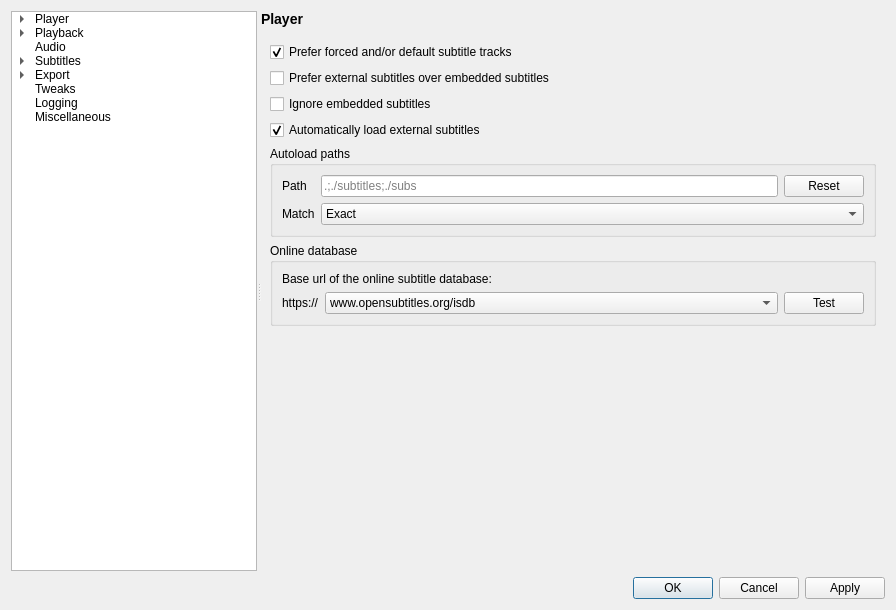
The window that settingswindow.ui (mpc-qt/mpc-qt) describes before a commit, drawn with Qt 5.
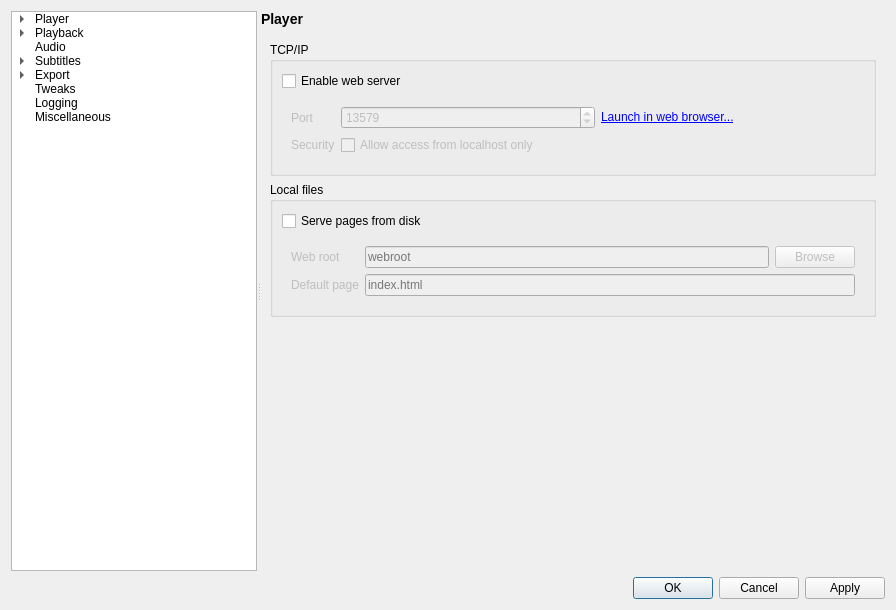
The same window after the commit.

Commit message: http: add partial http server

```diff
--- a/settingswindow.ui
+++ b/settingswindow.ui
@@ -158,7 +158,7 @@
        <item>
         <widget class="QStackedWidget" name="pageStack">
          <property name="currentIndex">
-          <number>15</number>
+          <number>5</number>
          </property>
          <widget class="QWidget" name="playerPage">
           <layout class="QGridLayout" name="playerPageLayout">
@@ -805,6 +805,157 @@
            </item>
           </layout>
          </widget>
+         <widget class="QWidget" name="webPage">
+          <layout class="QVBoxLayout" name="verticalLayout_10">
+           <item>
+            <widget class="QGroupBox" name="webTcpIpBox">
+             <property name="title">
+              <string>TCP/IP</string>
+             </property>
+             <layout class="QVBoxLayout" name="verticalLayout_12">
+              <item>
+               <widget class="QCheckBox" name="webEnableServer">
+                <property name="text">
+                 <string>Enable web server</string>
+                </property>
+               </widget>
+              </item>
+              <item>
+               <widget class="QWidget" name="webTcpIpOptions" native="true">
+                <property name="enabled">
+                 <bool>false</bool>
+                </property>
+                <layout class="QFormLayout" name="webTcpIpOptionsLayout">
+                 <item row="0" column="0">
+                  <widget class="QLabel" name="webPortLabel">
+                   <property name="text">
+                    <string>Port</string>
+                   </property>
+                  </widget>
+                 </item>
+                 <item row="0" column="1">
+                  <layout class="QHBoxLayout" name="webListenLayout" stretch="1,1">
+                   <item>
+                    <widget class="QSpinBox" name="webPort">
+                     <property name="minimum">
+                      <number>1</number>
+                     </property>
+                     <property name="maximum">
+                      <number>65535</number>
+                     </property>
+                     <property name="value">
+                      <number>13579</number>
+                     </property>
+                    </widget>
+                   </item>
+                   <item>
+                    <widget class="QLabel" name="webPortLink">
+                     <property name="text">
+                      <string>&lt;a href=&quot;#&quot;&gt;Launch in web browser...&lt;/a&gt;</string>
+                     </property>
+                    </widget>
+                   </item>
+                  </layout>
+                 </item>
+                 <item row="1" column="0">
+                  <widget class="QLabel" name="webLocalhostLabel">
+                   <property name="text">
+                    <string>Security</string>
+                   </property>
+                  </widget>
+                 </item>
+                 <item row="1" column="1">
+                  <widget class="QCheckBox" name="webLocalhost">
+                   <property name="text">
+                    <string>Allow access from localhost only</string>
+                   </property>
+                  </widget>
+                 </item>
+                </layout>
+               </widget>
+              </item>
+             </layout>
+            </widget>
+           </item>
+           <item>
+            <widget class="QGroupBox" name="webLocalFilesBox">
+             <property name="title">
+              <string>Local files</string>
+             </property>
+             <layout class="QVBoxLayout" name="verticalLayout_11">
+              <item>
+               <widget class="QCheckBox" name="webServePages">
+                <property name="text">
+                 <string>Serve pages from disk</string>
+                </property>
+               </widget>
+              </item>
+              <item>
+               <widget class="QWidget" name="webLocalFilesOptions" native="true">
+                <property name="enabled">
+                 <bool>false</bool>
+                </property>
+                <layout class="QFormLayout" name="webLocalFilesOptionsLayout">
+                 <item row="0" column="0">
+                  <widget class="QLabel" name="webRootLabel">
+                   <property name="text">
+                    <string>Web root</string>
+                   </property>
+                  </widget>
+                 </item>
+                 <item row="0" column="1">
+                  <layout class="QHBoxLayout" name="servePagesLayout">
+                   <item>
+                    <widget class="QLineEdit" name="webRoot">
+                     <property name="placeholderText">
+                      <string>webroot</string>
+                     </property>
+                    </widget>
+                   </item>
+                   <item>
+                    <widget class="QPushButton" name="webRootBrowse">
+                     <property name="text">
+                      <string>Browse</string>
+                     </property>
+                    </widget>
+                   </item>
+                  </layout>
+                 </item>
+                 <item row="1" column="0">
+                  <widget class="QLabel" name="webDefaultPageLabel">
+                   <property name="text">
+                    <string>Default page</string>
+                   </property>
+                  </widget>
+                 </item>
+                 <item row="1" column="1">
+                  <widget class="QLineEdit" name="webDefaultPage">
+                   <property name="placeholderText">
+                    <string>index.html</string>
+                   </property>
+                  </widget>
+                 </item>
+                </layout>
+               </widget>
+              </item>
+             </layout>
+            </widget>
+           </item>
+           <item>
+            <spacer name="verticalSpacer_5">
+             <property name="orientation">
+              <enum>Qt::Vertical</enum>
+             </property>
+             <property name="sizeHint" stdset="0">
+              <size>
+               <width>20</width>
+               <height>40</height>
+              </size>
+             </property>
+            </spacer>
+           </item>
+          </layout>
+         </widget>
          <widget class="QWidget" name="playbackPage">
           <layout class="QGridLayout" name="playbackPageLayout" columnstretch="1,1">
            <item row="1" column="0">
```
Left out of the diff: 41 changed lines with no effect on the pictures. The commit also changes 16 other files.
